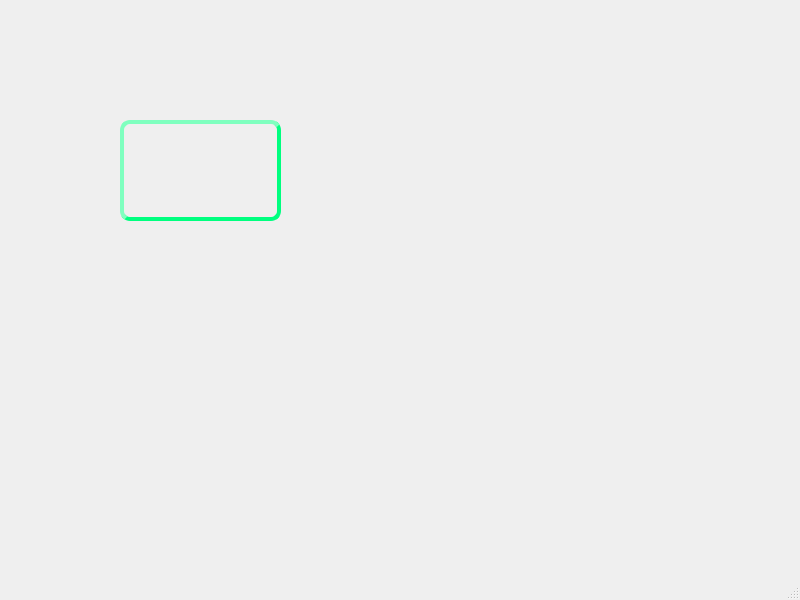
Before: the Qt Designer form button/mainwindow.ui in RamananR-hash/Qt, drawn with Qt 5.
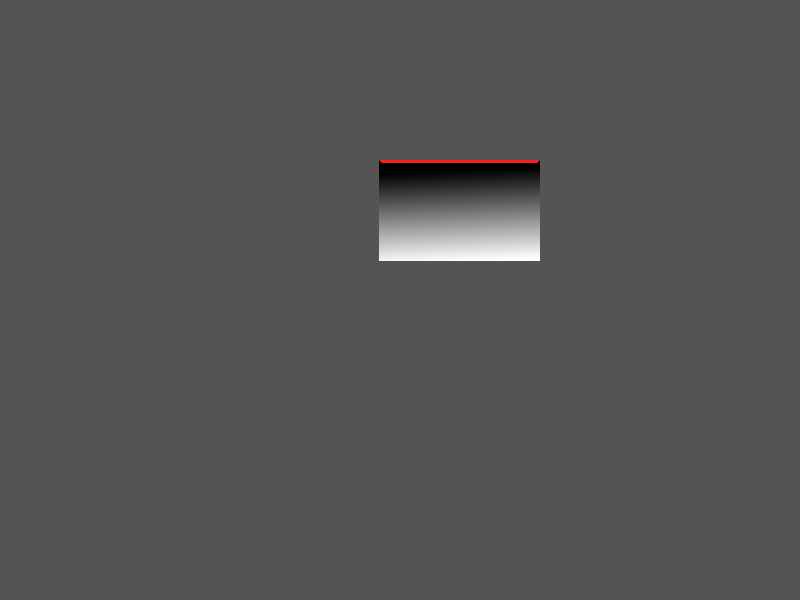
After: the same form once the commit is applied. Icons and pictures are not drawn.

```diff
--- a/button/mainwindow.ui
+++ b/button/mainwindow.ui
@@ -13,25 +13,28 @@
   <property name="windowTitle">
    <string>MainWindow</string>
   </property>
+  <property name="styleSheet">
+   <string notr="true">background-color: rgb(84, 84, 84);</string>
+  </property>
   <widget class="QWidget" name="centralwidget">
    <widget class="QPushButton" name="pushButton">
     <property name="geometry">
      <rect>
-      <x>120</x>
-      <y>120</y>
+      <x>379</x>
+      <y>160</y>
       <width>161</width>
       <height>101</height>
      </rect>
     </property>
     <property name="styleSheet">
-     <string notr="true">
+     <string notr="true"> border-width: 3px;
+border-style: solid;
+border-top-color: rgb(255, 29, 29);
+background-color: qlineargradient(spread:pad, x1:0.477398, y1:0.108, x2:0.532854, y2:1, stop:0 rgba(0, 0, 0, 255), stop:1 rgba(255, 255, 255, 255));
+qproperty-icon: url(:/Untitled Diagram.png);
 
+qproperty-iconSize: 40px;
 
-    color: #333;
-    border: 4px solid #555;
-    border-radius: 10px;
-    border-style: outset;
-    border-color:rgb(0,255,127);
 </string>
     </property>
     <property name="text">
```
Left out of the diff: 2 changed lines with no effect on the pictures.
